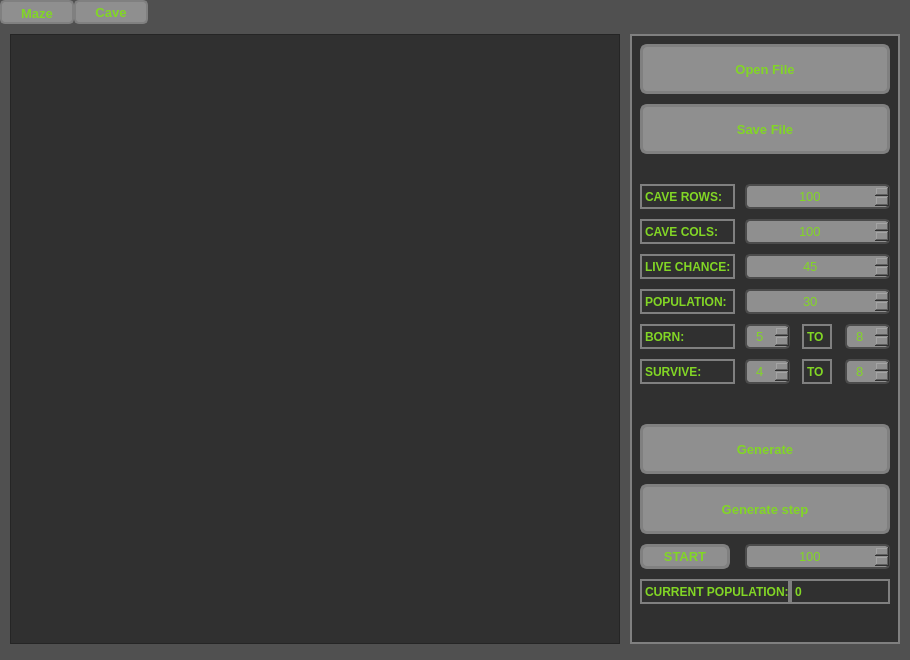
This is src/view/view.ui in burshlatt/CPP_Qt_MazeAndCave as Qt 5 draws it before an edit. The edited form follows.
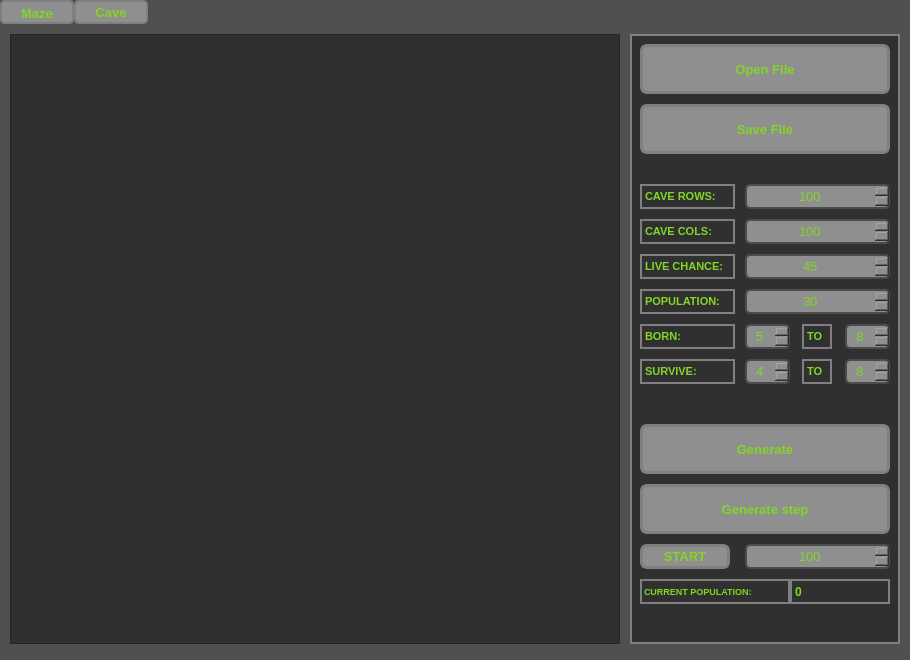
This is the edited form. The open tabs and pages were chosen to show the change. Icons and pictures are not drawn.

The edit to the form file:
```diff
--- a/src/view/view.ui
+++ b/src/view/view.ui
@@ -719,7 +719,7 @@
        </property>
        <property name="font">
         <font>
-         <pointsize>9</pointsize>
+         <pointsize>8</pointsize>
          <bold>true</bold>
         </font>
        </property>
@@ -743,7 +743,7 @@
        </property>
        <property name="font">
         <font>
-         <pointsize>9</pointsize>
+         <pointsize>8</pointsize>
          <bold>true</bold>
         </font>
        </property>
@@ -767,7 +767,7 @@
        </property>
        <property name="font">
         <font>
-         <pointsize>9</pointsize>
+         <pointsize>8</pointsize>
          <bold>true</bold>
         </font>
        </property>
@@ -919,7 +919,7 @@
        </property>
        <property name="font">
         <font>
-         <pointsize>9</pointsize>
+         <pointsize>8</pointsize>
          <bold>true</bold>
         </font>
        </property>
@@ -1007,7 +1007,7 @@
        </property>
        <property name="font">
         <font>
-         <pointsize>9</pointsize>
+         <pointsize>8</pointsize>
          <bold>true</bold>
         </font>
        </property>
@@ -1031,7 +1031,7 @@
        </property>
        <property name="font">
         <font>
-         <pointsize>9</pointsize>
+         <pointsize>8</pointsize>
          <bold>true</bold>
         </font>
        </property>
@@ -1183,7 +1183,7 @@
        </property>
        <property name="font">
         <font>
-         <pointsize>9</pointsize>
+         <pointsize>8</pointsize>
          <bold>true</bold>
         </font>
        </property>
@@ -1207,7 +1207,7 @@
        </property>
        <property name="font">
         <font>
-         <pointsize>9</pointsize>
+         <pointsize>8</pointsize>
          <bold>true</bold>
         </font>
        </property>
@@ -1429,7 +1429,7 @@
        </property>
        <property name="font">
         <font>
-         <pointsize>9</pointsize>
+         <pointsize>7</pointsize>
          <bold>true</bold>
         </font>
        </property>
```
Left out of the diff: 4 changed lines with no effect on the pictures.
